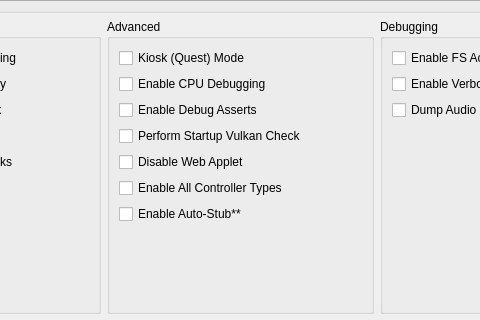
First picture: the form in src/citron/configuration/configure_debug.ui, repository 7eks/emulator, before the edit; both pictures show x 175 to 655 and y 183 to 503 of the 831 by 760 pixel window.
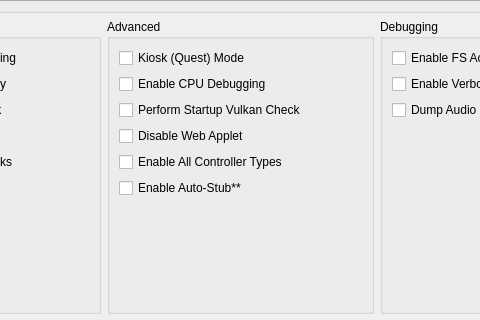
Second picture: the form after the edit.

Commit message: refactor: C++23, plain assert, std::unreachable

The edit to the form file:
```diff
--- a/src/citron/configuration/configure_debug.ui
+++ b/src/citron/configuration/configure_debug.ui
@@ -442,13 +442,6 @@
            </property>
           </widget>
          </item>
-         <item row="2" column="0">
-          <widget class="QCheckBox" name="use_debug_asserts">
-           <property name="text">
-            <string>Enable Debug Asserts</string>
-           </property>
-          </widget>
-         </item>
          <item row="7" column="0">
           <spacer name="verticalSpacer_4">
            <property name="orientation">
```
Left out of the diff: 1 changed line with no effect on the pictures. The commit also changes 455 other files.
